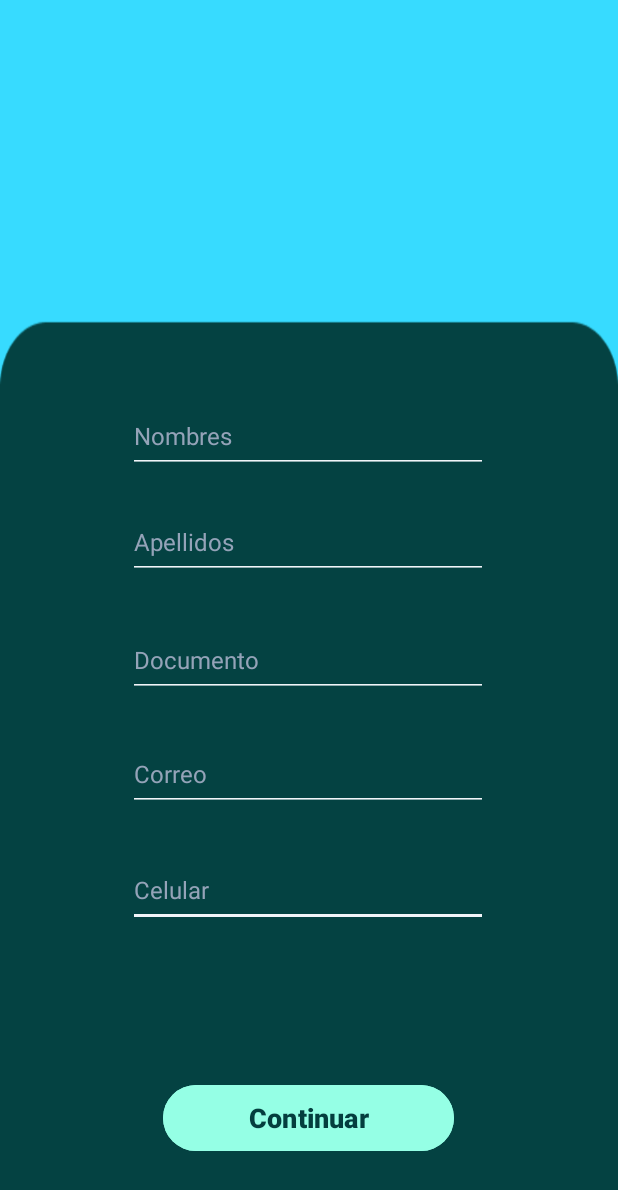
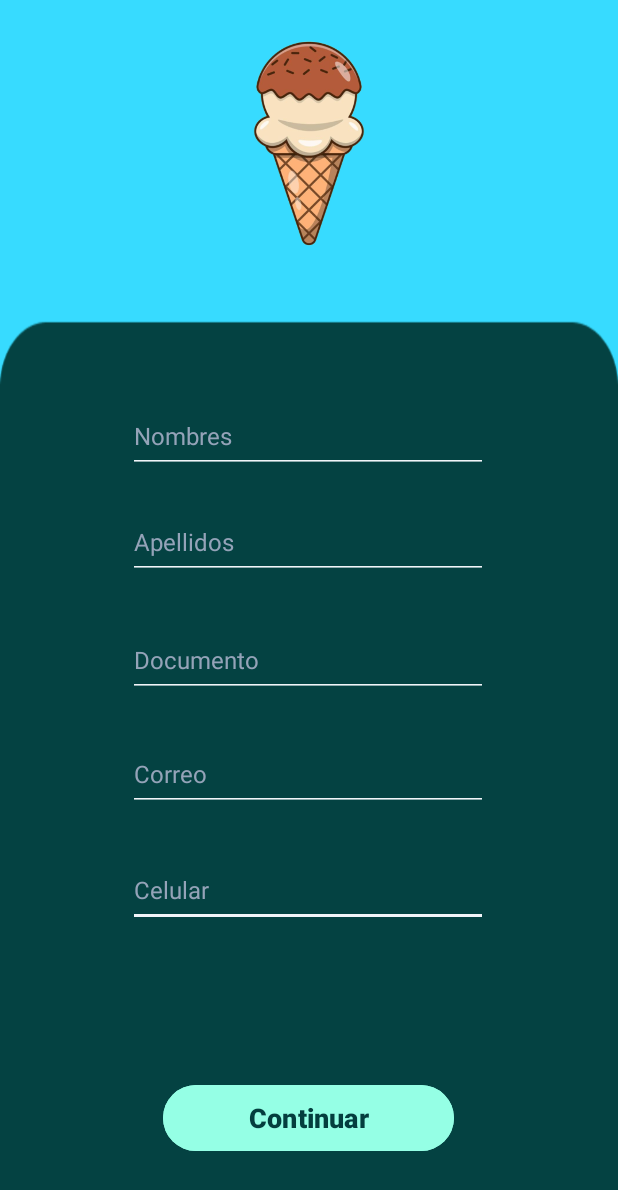
Before and after one commit to DanielL800/icecreamprojectv1, an Android app: the RegistroUser screen opened directly, with no data from a screen before it, on a phone screen of 412 x 824 dp. Shown: the top 1190 px of the screen. Run offline under Robolectric (Android 15) with nearby library versions, the phone set to English and light mode, and no system bars; 2 statements that could not run were skipped.

Commit message:
add update animation activity registre

```diff
--- a/icecreamproject1/app/src/main/java/com/example/icecreamproject1/activities/RegistroUser.java
+++ b/icecreamproject1/app/src/main/java/com/example/icecreamproject1/activities/RegistroUser.java
@@ -3,14 +3,23 @@ package com.example.icecreamproject1.activities;
 import androidx.appcompat.app.AppCompatActivity;
 
 import android.os.Bundle;
+import android.view.animation.Animation;
+import android.view.animation.AnimationUtils;
+import android.widget.ImageView;
 
 import com.example.icecreamproject1.R;
 
 public class RegistroUser extends AppCompatActivity {
 
+    ImageView imgHelado1 = findViewById(R.id.imgVIce1);
+
     @Override
     protected void onCreate(Bundle savedInstanceState) {
         super.onCreate(savedInstanceState);
         setContentView(R.layout.activity_registro_user);
+
+        Animation rotateAnim = AnimationUtils.loadAnimation(this, R.anim.rotacionimg);
+        imgHelado1.startAnimation(rotateAnim);
+
     }
 }
--- a/icecreamproject1/app/src/main/res/anim/rotacionimg.xml
+++ b/icecreamproject1/app/src/main/res/anim/rotacionimg.xml
@@ -1,4 +1,12 @@
 <?xml version="1.0" encoding="utf-8"?>
 <set xmlns:android="http://schemas.android.com/apk/res/android">
-
+    <rotate
+        xmlns:android="http://schemas.android.com/apk/res/android"
+        android:interpolator="@android:anim/linear_interpolator"
+        android:fromDegrees="0"
+        android:toDegrees="360"
+        android:pivotX="50%"
+        android:pivotY="50%"
+        android:duration="1000"
+        android:repeatCount="infinite" />
 </set>
--- a/icecreamproject1/app/src/main/res/layout/activity_login.xml
+++ b/icecreamproject1/app/src/main/res/layout/activity_login.xml
@@ -84,7 +84,7 @@
         app:layout_constraintHorizontal_bias="0.497"
         app:layout_constraintStart_toStartOf="parent"
         app:layout_constraintTop_toTopOf="parent"
-        app:layout_constraintVertical_bias="0.743" />
+        app:layout_constraintVertical_bias="0.759" />
 
     <Button
         android:id="@+id/btnregistro"
@@ -100,7 +100,7 @@
         app:layout_constraintHorizontal_bias="0.497"
         app:layout_constraintStart_toStartOf="parent"
         app:layout_constraintTop_toTopOf="@+id/imageView"
-        app:layout_constraintVertical_bias="0.855" />
+        app:layout_constraintVertical_bias="0.864" />
 
     <Button
         android:id="@+id/btnOlvidar"
--- a/icecreamproject1/app/src/main/res/layout/activity_registro_user.xml
+++ b/icecreamproject1/app/src/main/res/layout/activity_registro_user.xml
@@ -122,4 +122,15 @@
         app:layout_constraintStart_toStartOf="parent"
         app:layout_constraintTop_toTopOf="parent"
         app:layout_constraintVertical_bias="0.932" />
+
+    <ImageView
+        android:id="@+id/imgVIce1"
+        android:layout_width="229dp"
+        android:layout_height="191dp"
+        app:layout_constraintBottom_toTopOf="@+id/edtNombre"
+        app:layout_constraintEnd_toEndOf="parent"
+        app:layout_constraintStart_toStartOf="parent"
+        app:layout_constraintTop_toTopOf="parent"
+        app:layout_constraintVertical_bias="0.0"
+        app:srcCompat="@drawable/icecreamdossinfondo" />
 </androidx.constraintlayout.widget.ConstraintLayout>
```
